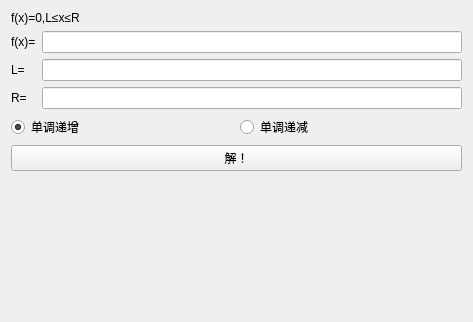
Above: src/widgets/zeropointofmonotonicfunctioncalculatorwidget.ui from LiuJunyu2006/awesome-equation-assistant before the change. Below: the same form after it.
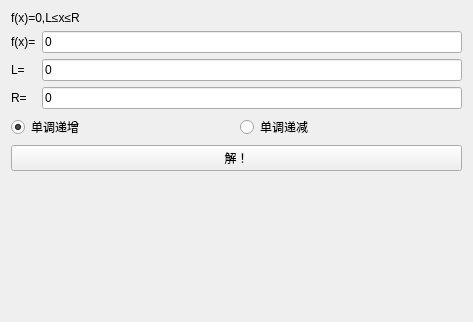
That is the form after the change. Custom widgets are drawn as their Qt base class.

The edit to the form file:
```diff
--- a/src/widgets/zeropointofmonotonicfunctioncalculatorwidget.ui
+++ b/src/widgets/zeropointofmonotonicfunctioncalculatorwidget.ui
@@ -35,7 +35,7 @@
        <item row="0" column="1">
         <widget class="QLineEdit" name="lineEditFX">
          <property name="text">
-          <string notr="true"/>
+          <string notr="true">0</string>
          </property>
         </widget>
        </item>
@@ -49,7 +49,7 @@
        <item row="1" column="1">
         <widget class="QLineEdit" name="lineEditL">
          <property name="text">
-          <string notr="true"/>
+          <string notr="true">0</string>
          </property>
         </widget>
        </item>
@@ -63,7 +63,7 @@
        <item row="2" column="1">
         <widget class="QLineEdit" name="lineEditR">
          <property name="text">
-          <string notr="true"/>
+          <string notr="true">0</string>
          </property>
         </widget>
        </item>
```
Left out of the diff: 9 changed lines with no effect on the pictures.
